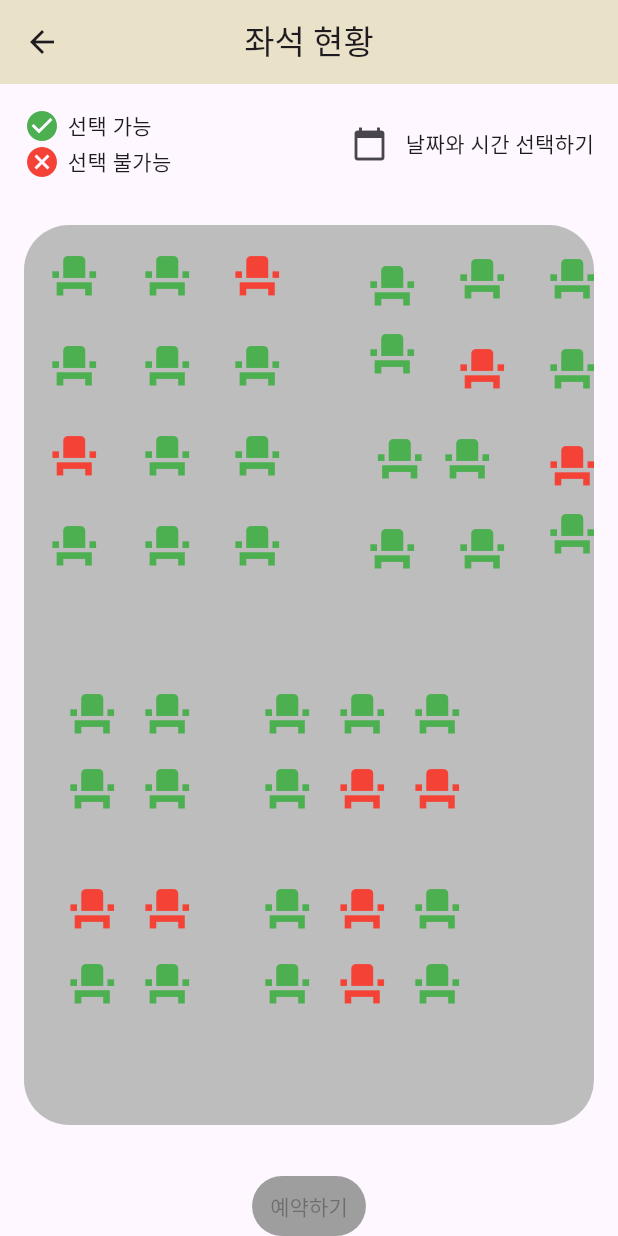
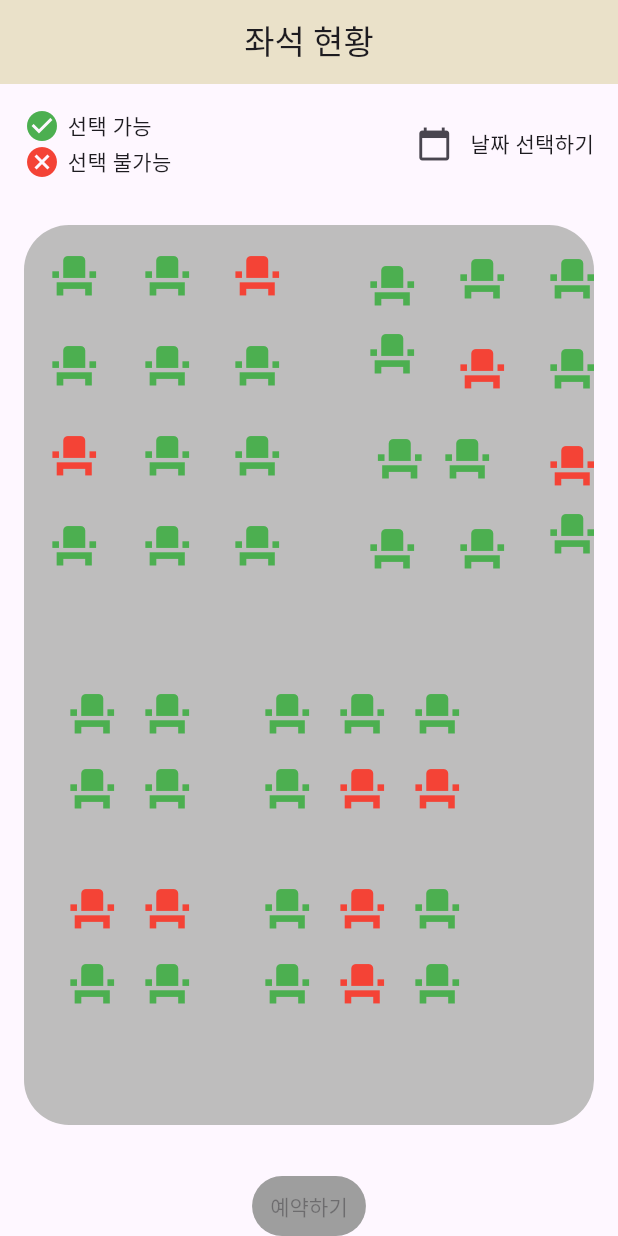
Before and after one commit to APP-iOS7/study_cafe-P6, a Flutter app: the SeatPageView screen opened directly, on a phone screen of 412 x 824 dp. Run offline on Flutter 3.47's test engine with Material 3 defaults, Android fonts, the phone set to English and light mode, and no system bars; our stand-ins replace cloud_firestore, firebase_auth, firebase_core, get; missing offline and left inert: tosspayments_widget_sdk_flutter; accounts and stored records are empty.

Commit message:
페이지 약간 수정

```diff
--- a/study_cafe_p6/lib/view/seat_page_view.dart
+++ b/study_cafe_p6/lib/view/seat_page_view.dart
@@ -110,7 +110,7 @@ class _SeatPageViewState extends State<SeatPageView> {
                         // 날짜 및 시간 선택 시 좌석 뷰 변화
                       },
                     ),
-                    Text('날짜와 시간 선택하기'),
+                    Text('날짜 선택하기'),
                   ],
                 ),
               ],
```
Also changed, not shown: study_cafe_p6/lib/main.dart (+14 -13 lines).
